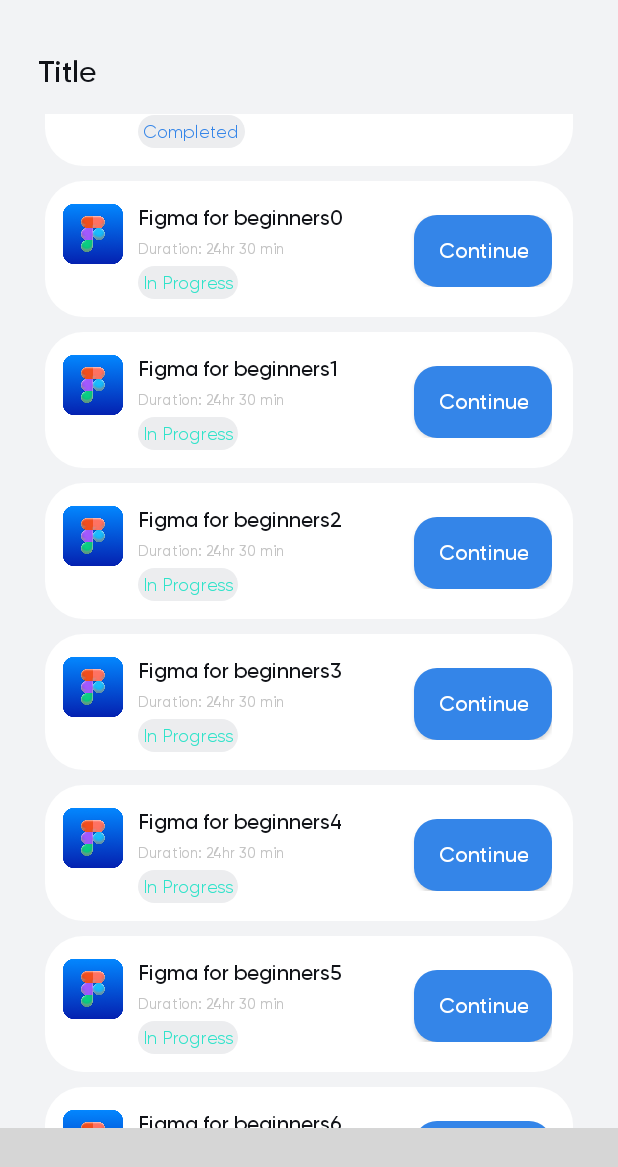
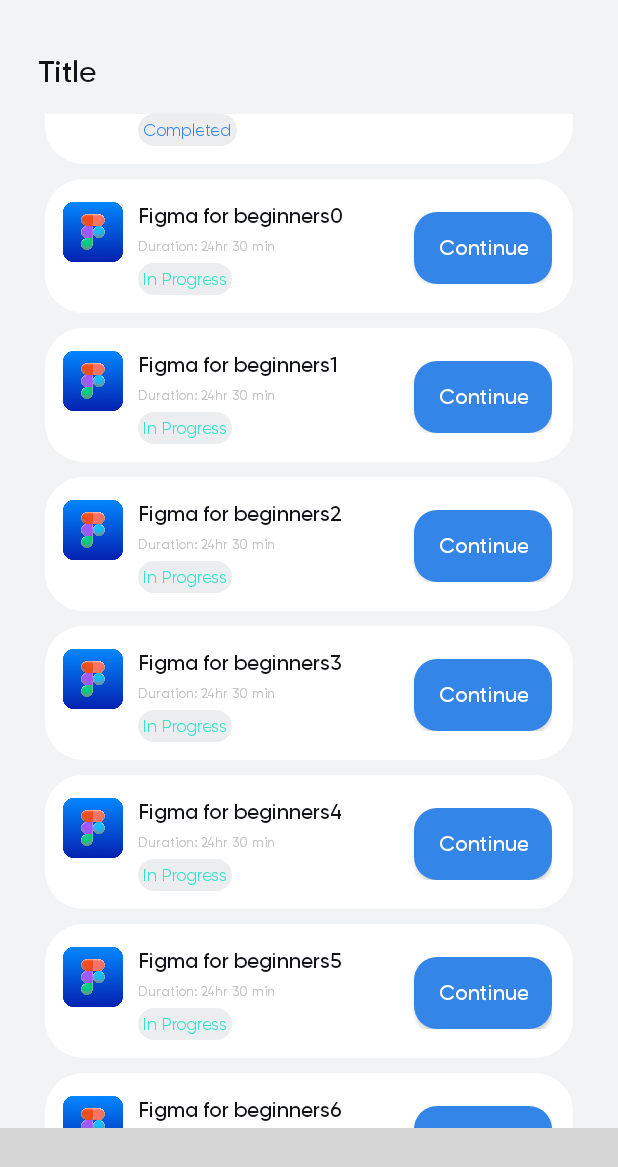
Before and after one commit to Zeynal-kara/NaylaP1, an Android app: the fragment ProfileFragment placed in its activity, scrolled down 472 dp, on a phone screen of 412 x 824 dp. Shown: the top 1167 px of the screen. Run offline under Robolectric (Android 15) with nearby library versions, the phone set to English and light mode, and no system bars; libraries missing offline, so code that uses them is left out: com.ismaeldivita.chipnavigation; plain views replace ChipNavigationBar, RoundRectView; 3 statements that could not run were skipped; grey boxes are pictures that could not be loaded.

Commit message:
profil ekranında recent listesi tasarım iyileştirme ve botton nav barda badge etkileşimi

```diff
--- a/app/src/main/java/com/example/naylap1/MainActivity.java
+++ b/app/src/main/java/com/example/naylap1/MainActivity.java
@@ -61,15 +61,7 @@
             }
         });
 
-
-
-
-
-
-
-
-
-
+        bottomNav.showBadge(R.id.nav_message, 1);
 
 
 
--- a/app/src/main/res/layout/activity_main.xml
+++ b/app/src/main/res/layout/activity_main.xml
@@ -52,7 +52,8 @@
         app:cnb_menuResource="@menu/bottom_navigation"
         app:cnb_orientationMode="horizontal"
         app:cnb_unselectedColor="@color/_colorTextGrey2"
-        app:menu="@menu/bottom_navigation">
+        app:menu="@menu/bottom_navigation"
+        app:cnb_badgeColor = "@color/_colorOrange">
 
     </com.ismaeldivita.chipnavigation.ChipNavigationBar>
 
--- a/app/src/main/res/layout/list_item_recent_cours.xml
+++ b/app/src/main/res/layout/list_item_recent_cours.xml
@@ -40,7 +40,6 @@
                 android:layout_height="wrap_content"
                 android:text="Figma for beginners"
                 android:textColor="@color/_colorTextBlack"
-                android:textSize="14sp"
                 app:fontFamily="@font/gilroy_medium" />
 
             <TextView
@@ -51,7 +50,7 @@
                 android:layout_marginBottom="5dp"
                 android:text="Duration: 24hr 30 min"
                 android:textColor="@color/_colorTextGrey"
-                android:textSize="10sp"
+                android:textSize="9sp"
                 app:fontFamily="@font/gilroy_medium" />
 
             <TextView
@@ -62,7 +61,7 @@
                 android:padding="3dp"
                 android:text="Compeleted"
                 android:textColor="@color/_colorTrasBlue"
-                android:textSize="12sp"
+                android:textSize="11sp"
                 app:fontFamily="@font/gilroy_light" />
         </LinearLayout>
     </LinearLayout>
@@ -93,7 +92,6 @@
             android:gravity="center"
             android:text="Get your certificate"
             android:textColor="@color/_colorTrasBlue"
-            android:textSize="12sp"
             android:visibility="gone"
             app:fontFamily="@font/gilroy_medium" />
     </LinearLayout>
```
